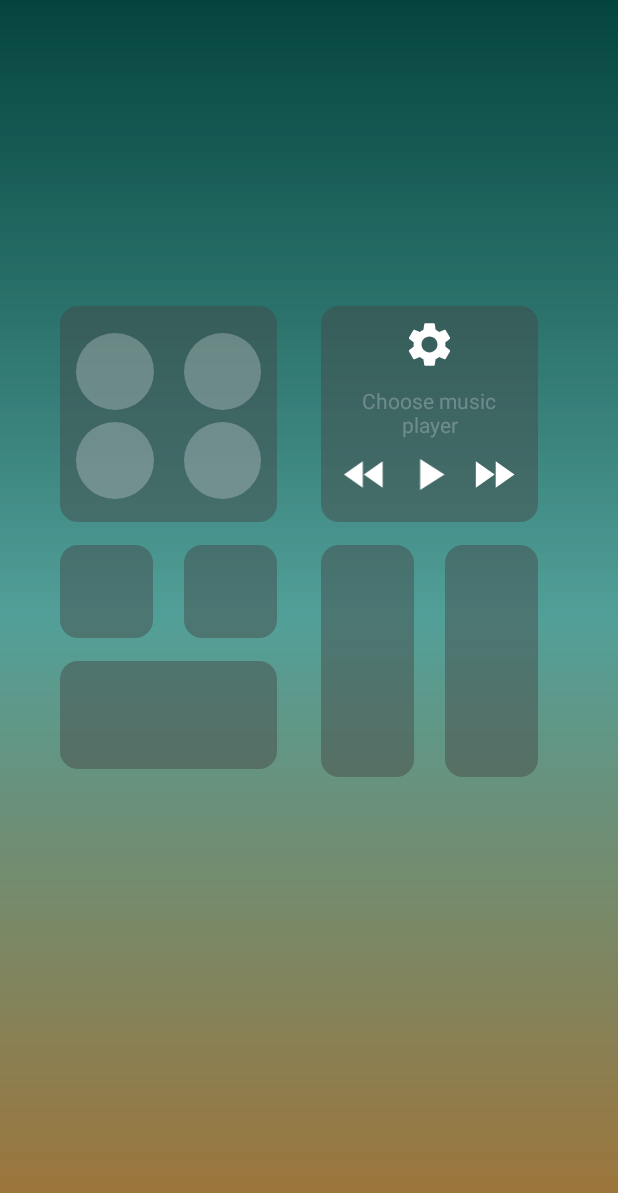
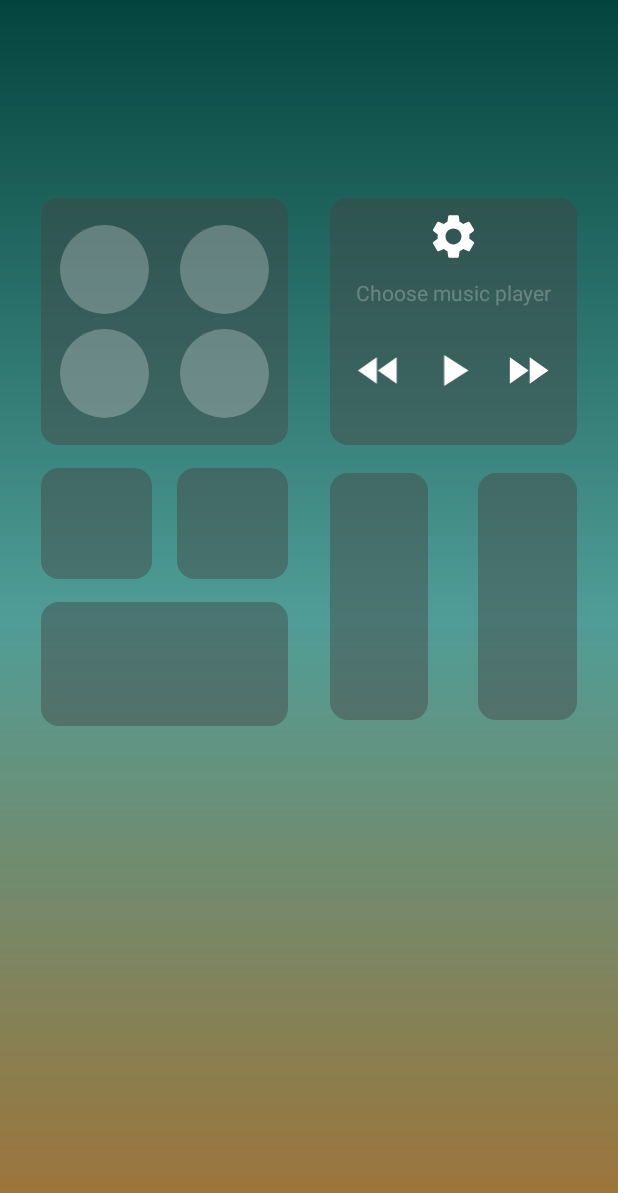
Before and after one commit to DungTien04/ControlCenter, an Android app: the layout frg_003.xml on its own in the app's theme, with its tools: preview values and no code run, on a phone screen of 412 x 824 dp. Shown: the top 1193 px of the screen. Run offline under Robolectric (Android 15) with nearby library versions, the phone set to English and light mode, and no system bars.

Commit message:
layout-5

```diff
--- a/app/src/main/res/layout/frg_003.xml
+++ b/app/src/main/res/layout/frg_003.xml
@@ -1,14 +1,18 @@
 <?xml version="1.0" encoding="utf-8"?>
-
-<LinearLayout xmlns:android="http://schemas.android.com/apk/res/android"
+<androidx.constraintlayout.widget.ConstraintLayout xmlns:android="http://schemas.android.com/apk/res/android"
     xmlns:app="http://schemas.android.com/apk/res-auto"
     xmlns:tools="http://schemas.android.com/tools"
     android:layout_width="match_parent"
+    android:background="@color/blur"
     android:layout_height="match_parent">
     <androidx.constraintlayout.widget.ConstraintLayout
-
-        android:layout_width="match_parent"
-        android:layout_height="match_parent">
+        app:layout_constraintTop_toTopOf="parent"
+        app:layout_constraintBottom_toBottomOf="parent"
+        android:maxWidth="600dp"
+        app:layout_constraintEnd_toEndOf="parent"
+        app:layout_constraintStart_toStartOf="parent"
+        android:layout_width="wrap_content"
+        android:layout_height="wrap_content">
 
         <FrameLayout
             android:layout_width="match_parent"
@@ -35,12 +39,11 @@
             android:background="@drawable/grid_bgr"
             app:layout_constraintBottom_toBottomOf="parent"
             app:layout_constraintDimensionRatio="1:1"
-            app:layout_constraintEnd_toEndOf="parent"
-            app:layout_constraintHorizontal_bias="0.15"
+            app:layout_constraintEnd_toStartOf="@id/cs_layout_2"
             app:layout_constraintStart_toStartOf="parent"
             app:layout_constraintTop_toTopOf="parent"
-            app:layout_constraintVertical_bias="0.3"
-            app:layout_constraintWidth_percent="0.35"
+            app:layout_constraintVertical_bias="0.2"
+            app:layout_constraintHeight_percent="0.20"
             tools:ignore="MissingConstraints">
 
             <ImageView
@@ -109,11 +112,10 @@
             app:layout_constraintBottom_toBottomOf="parent"
             app:layout_constraintDimensionRatio="1:1"
             app:layout_constraintEnd_toEndOf="parent"
-            app:layout_constraintHorizontal_bias="0.8"
-            app:layout_constraintStart_toStartOf="parent"
+            app:layout_constraintStart_toEndOf="@id/cs_layout_1"
             app:layout_constraintTop_toTopOf="parent"
-            app:layout_constraintVertical_bias="0.3"
-            app:layout_constraintWidth_percent="0.35">
+            app:layout_constraintVertical_bias="0.2"
+            app:layout_constraintHeight_percent="0.2">
 
             <ImageView
                 android:id="@+id/iv_music"
@@ -181,7 +183,7 @@
             app:layout_constraintHorizontal_chainStyle="spread_inside"
             app:layout_constraintStart_toStartOf="@id/cs_layout_1"
             app:layout_constraintTop_toBottomOf="@id/cs_layout_1"
-            app:layout_constraintWidth_percent="0.15"
+            app:layout_constraintHeight_percent="0.09"
             tools:ignore="ContentDescription" />
 
         <ImageView
@@ -194,7 +196,7 @@
             app:layout_constraintEnd_toEndOf="@id/cs_layout_1"
             app:layout_constraintStart_toEndOf="@id/iv_2"
             app:layout_constraintTop_toBottomOf="@id/cs_layout_1"
-            app:layout_constraintWidth_percent="0.15"
+            app:layout_constraintHeight_percent="0.09"
             tools:ignore="ContentDescription" />
 
         <ImageView
@@ -207,7 +209,7 @@
             app:layout_constraintDimensionRatio="2:1"
             app:layout_constraintStart_toStartOf="@id/iv_2"
             app:layout_constraintTop_toBottomOf="@id/iv_2"
-            app:layout_constraintWidth_percent="0.35"
+            app:layout_constraintHeight_percent="0.1"
             tools:ignore="ContentDescription" />
 
         <ImageView
@@ -216,13 +218,14 @@
             android:layout_width="0dp"
             android:layout_height="0dp"
             android:layout_marginTop="15dp"
+            app:layout_constraintBottom_toBottomOf="@id/iv_4"
             android:background="@drawable/grid_bgr"
             app:layout_constraintDimensionRatio="1:2.5"
             app:layout_constraintEnd_toStartOf="@id/iv_6"
             app:layout_constraintHorizontal_chainStyle="spread_inside"
             app:layout_constraintStart_toStartOf="@id/cs_layout_2"
             app:layout_constraintTop_toBottomOf="@id/cs_layout_2"
-            app:layout_constraintWidth_percent="0.15"
+            app:layout_constraintHeight_percent="0.2"
             tools:ignore="ContentDescription" />
 
         <ImageView
@@ -233,10 +236,11 @@
             android:layout_marginTop="15dp"
             android:background="@drawable/grid_bgr"
             app:layout_constraintDimensionRatio="1:2.5"
+            app:layout_constraintBottom_toBottomOf="@id/iv_4"
             app:layout_constraintEnd_toEndOf="@id/cs_layout_2"
             app:layout_constraintStart_toEndOf="@id/iv_5"
             app:layout_constraintTop_toBottomOf="@id/cs_layout_2"
-            app:layout_constraintWidth_percent="0.15"
+            app:layout_constraintHeight_percent="0.2"
             tools:ignore="ContentDescription" />
 
         <GridLayout
@@ -254,4 +258,4 @@
         </GridLayout>
 
     </androidx.constraintlayout.widget.ConstraintLayout>
-</LinearLayout>
+</androidx.constraintlayout.widget.ConstraintLayout>
```
Also changed, not shown: app/src/main/res/layout/frg_002_main.xml (+95 -104 lines), app/src/main/res/layout/frg_cus_controls.xml (+7 -9 lines), app/src/main/res/layout/item_cus_controls.xml (+4 -3 lines), app/src/main/res/mipmap/monitor.png (added), app/src/main/res/mipmap/record.png.
